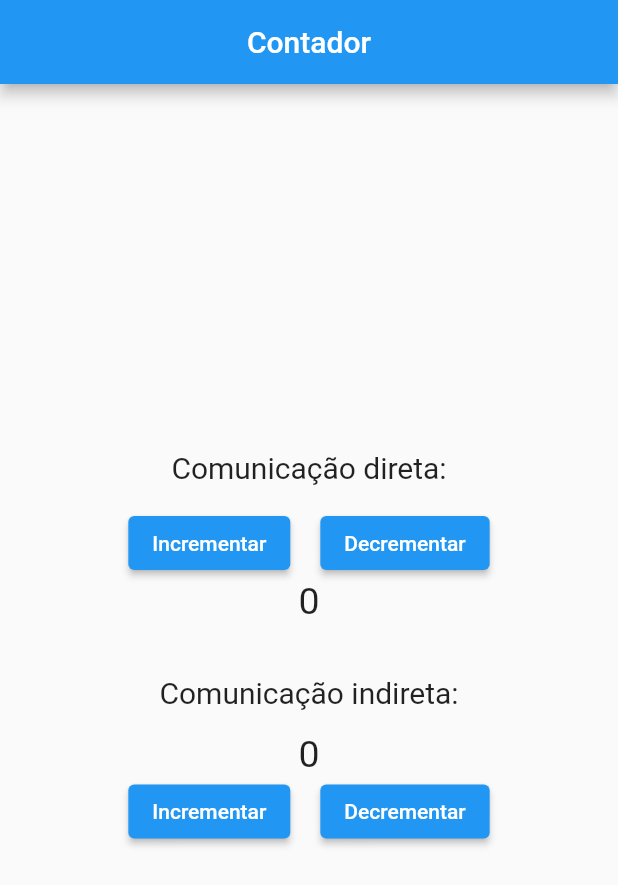
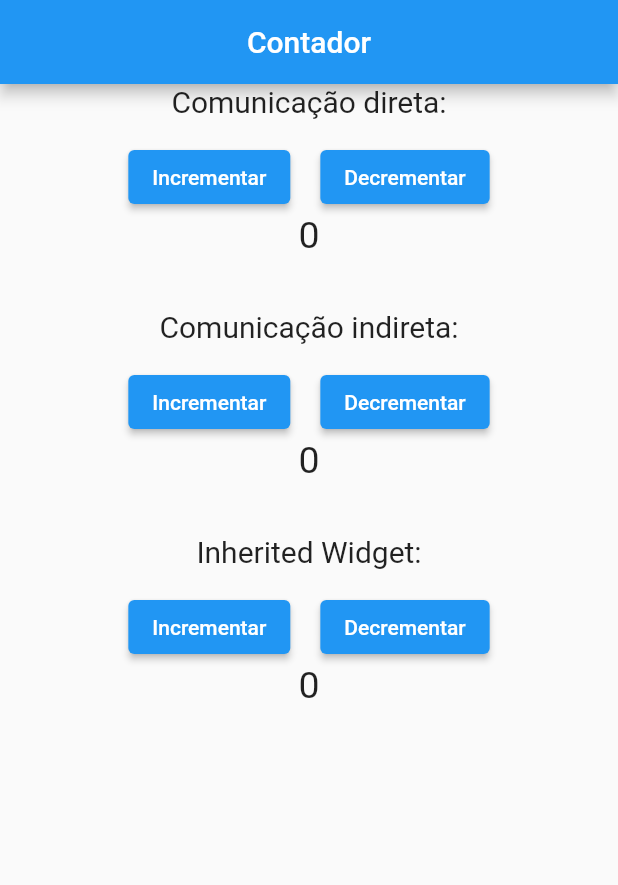
Before and after one commit to CaioNoboa/comunicacao-entre-widgets-Flutter, a Flutter app: the screen it shows after launch, on a phone screen of 412 x 824 dp. Shown: the top 885 px of the screen. Run offline on Flutter 3.47's test engine with Material 2 defaults, Android fonts, the phone set to English and light mode, and no system bars.

Commit message:
inherited-widget

```diff
--- a/comunicacao/lib/comunicacao-direta/filho_com_direta.dart
+++ b/comunicacao/lib/comunicacao-direta/filho_com_direta.dart
@@ -12,9 +12,7 @@ class FilhoComunicacaoDireta extends StatelessWidget {
   Widget build(BuildContext context) {
     return Text(
       number.toString(),
-      style: const TextStyle(
-        fontSize: 25,
-      ),
+      style: const TextStyle(fontSize: 25),
     );
   }
 }
--- a/comunicacao/lib/comunicacao-indireta/pai_com_indireta.dart
+++ b/comunicacao/lib/comunicacao-indireta/pai_com_indireta.dart
@@ -20,15 +20,10 @@ class _PaiComunicacaoIndiretaState extends State<PaiComunicacaoIndireta> {
   Widget build(BuildContext context) {
     return Column(
       children: [
-        Text(
-          number.toString(),
-          style: const TextStyle(
-            fontSize: 25,
-          ),
-        ),
         FilhoComunicacaoIndireta(
           onChange: delta,
         ),
+        Text(number.toString(), style: const TextStyle(fontSize: 25)),
       ],
     );
   }
--- /dev/null
+++ b/comunicacao/lib/inherited-widget/pages/counter_page.dart
@@ -0,0 +1,45 @@
+import 'package:comunicacao/inherited-widget/providers/counter.dart';
+import 'package:flutter/material.dart';
+
+class CounterPage extends StatefulWidget {
+  const CounterPage({Key? key}) : super(key: key);
+
+  @override
+  State<CounterPage> createState() => _CounterPageState();
+}
+
+class _CounterPageState extends State<CounterPage> {
+  @override
+  Widget build(BuildContext context) {
+    return Column(
+      children: [
+        Row(
+          mainAxisAlignment: MainAxisAlignment.center,
+          children: <Widget>[
+            ElevatedButton(
+              onPressed: () {
+                setState(() {
+                  CounterProvider.of(context)!.state.inc();
+                });
+              },
+              child: const Text('Incrementar'),
+            ),
+            const SizedBox(width: 20),
+            ElevatedButton(
+              onPressed: () {
+                setState(() {
+                  CounterProvider.of(context)!.state.dec();
+                });
+              },
+              child: const Text('Decrementar'),
+            ),
+          ],
+        ),
+        Text(
+          CounterProvider.of(context)!.state.value,
+          style: const TextStyle(fontSize: 25),
+        ),
+      ],
+    );
+  }
+}
--- /dev/null
+++ b/comunicacao/lib/inherited-widget/providers/counter.dart
@@ -0,0 +1,25 @@
+import 'package:flutter/cupertino.dart';
+
+class CounterState {
+  int _value = 0;
+  void inc() => _value++;
+  void dec() => _value--;
+  String get value => _value.toString();
+}
+
+// A mudança de estado gerada pelo CounterProvider é armazenada na CounterState
+
+class CounterProvider extends InheritedWidget {
+  final CounterState state = CounterState();
+
+  CounterProvider({Key? key, required Widget child}) : super(key: key, child: child);
+
+  static CounterProvider? of(BuildContext context) {
+    return context.dependOnInheritedWidgetOfExactType<CounterProvider>();
+  }
+
+  @override
+  bool updateShouldNotify(covariant InheritedWidget oldWidget) {
+    return true;
+  }
+}
--- a/comunicacao/lib/main.dart
+++ b/comunicacao/lib/main.dart
@@ -1,5 +1,7 @@
 import 'package:comunicacao/comunicacao-direta/pai_com_direta.dart';
 import 'package:comunicacao/comunicacao-indireta/pai_com_indireta.dart';
+import 'package:comunicacao/inherited-widget/pages/counter_page.dart';
+import 'package:comunicacao/inherited-widget/providers/counter.dart';
 import 'package:flutter/material.dart';
 
 void main() {
@@ -15,31 +17,29 @@ class MyApp extends StatelessWidget {
         appBar: AppBar(
           title: const Center(child: Text('Contador')),
         ),
-        body: Column(
+        body: SingleChildScrollView(
+          child: Column(
             mainAxisAlignment: MainAxisAlignment.center,
-          children: const [
-            Text(
-              'Comunicação direta:',
-              style: TextStyle(
-                fontSize: 20,
-              ),
-            ),
-            Padding(
+            children: [
+              const Text('Comunicação direta:', style: TextStyle(fontSize: 20)),
+              const Padding(
                 padding: EdgeInsets.all(15),
                 child: PaiComunicacaoDireta(),
               ),
-            SizedBox(height: 20),
-            Text(
-              'Comunicação indireta:',
-              style: TextStyle(
-                fontSize: 20,
-              ),
-            ),
-            Padding(
+              const SizedBox(height: 20),
+              const Text('Comunicação indireta:', style: TextStyle(fontSize: 20)),
+              const Padding(
                 padding: EdgeInsets.all(15),
                 child: PaiComunicacaoIndireta(),
               ),
+              const SizedBox(height: 20),
+              const Text('Inherited Widget:', style: TextStyle(fontSize: 20)),
+              Padding(
+                padding: const EdgeInsets.all(15),
+                child: CounterProvider(child: const CounterPage()),
+              ),
             ],
+          ),
         ),
       ),
     );
```
Also changed, not shown: 1 other file. Lines whose indentation alone changed are shown as unchanged.
